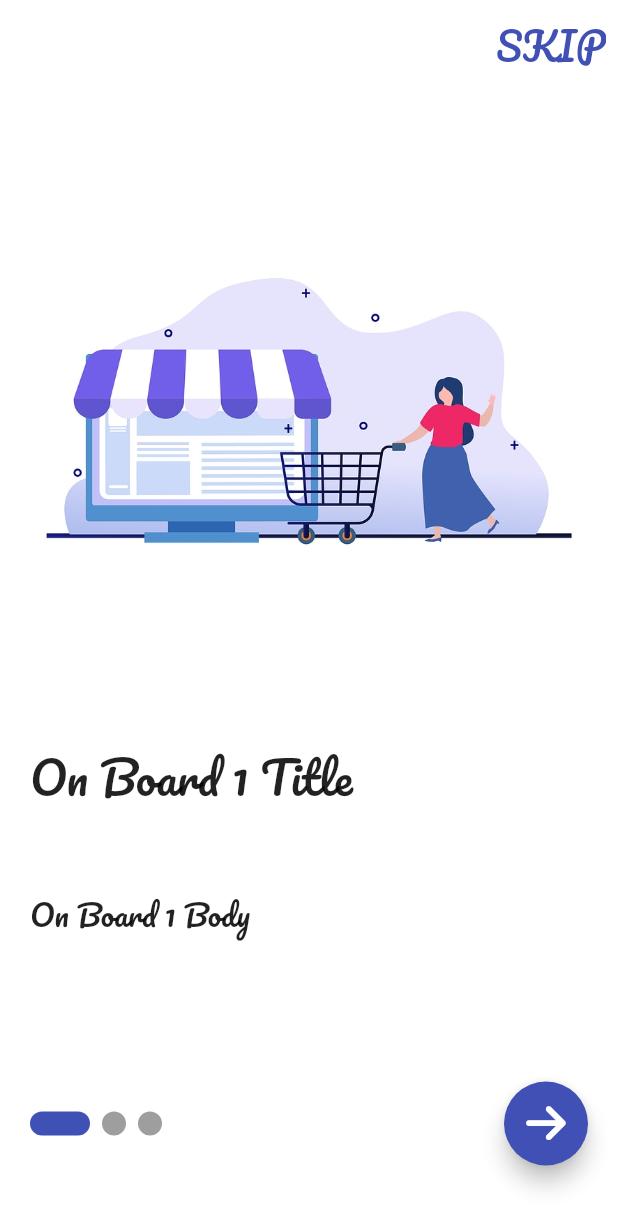
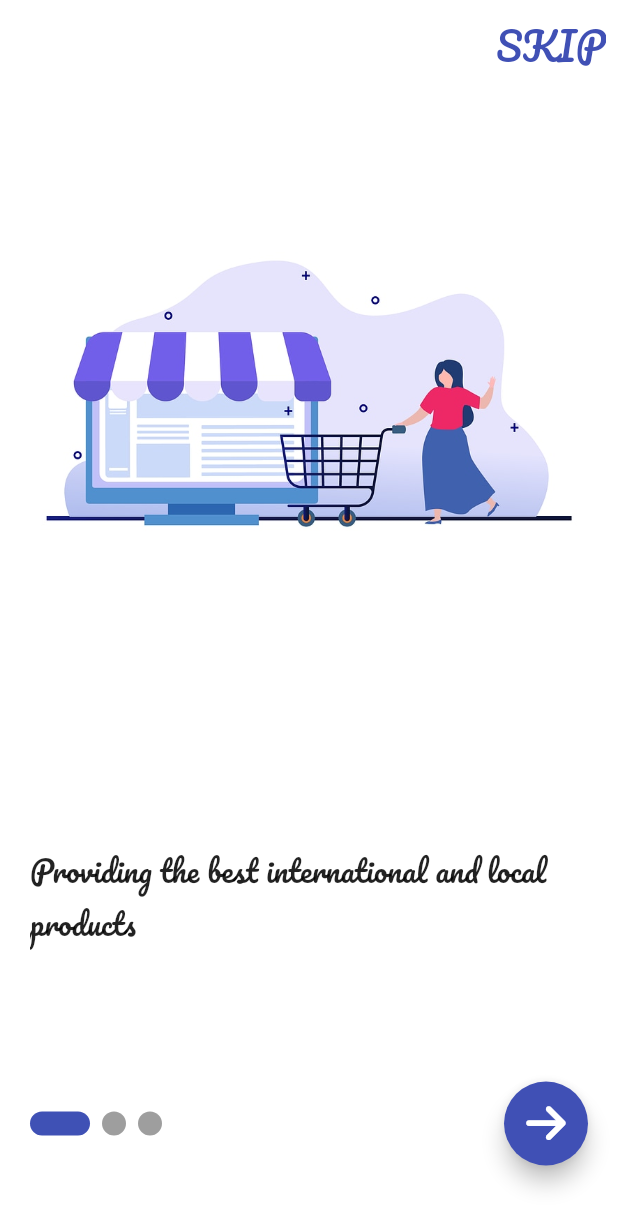
Before and after one commit to Abdelghfarsalah/Online-market, a Flutter app: the screen it shows after launch, on a phone screen of 412 x 824 dp. Shown: the top 1228 px of the screen. Run offline on Flutter 3.47's test engine with Material 2 defaults, Android fonts, the phone set to English and light mode, and no system bars; drawn by our look-alikes of smooth_page_indicator; our stand-ins replace bloc, carousel_slider, conditional_builder_null_safety, dio, equatable, flutter_bloc and 3 more; accounts and stored records are empty.

Commit message:
done App

```diff
--- a/lib/loginRegister/Onboarding.dart
+++ b/lib/loginRegister/Onboarding.dart
@@ -16,17 +16,17 @@ class Onboarding extends StatefulWidget {
 class _OnboardingState extends State<Onboarding> {
   List<Onboardingmodel> boarding = [
     Onboardingmodel(
-        body: 'On Board 1 Body',
+        body: 'Providing the best international and local products',
         image: 'assets/images/image_processing20200630-15633-1235wem.jpg',
-        title: 'On Board 1 Title'),
+        title: ''),
     Onboardingmodel(
-        body: 'On Board 2 Body',
+        body: 'Complete comfort in payment methods',
         image: 'assets/images/Internet-Shopping-Illustration.jpg',
-        title: 'On Board 2 Title'),
+        title: ''),
     Onboardingmodel(
-        body: 'On Board 3 Body',
+        body: 'Register as soon as possible to benefit from all services',
         image: 'assets/images/online-shopping-vector-illustration1.webp',
-        title: 'On Board 3 Title'),
+        title: ''),
   ];
   bool islast = false;
   var controller = PageController();
```
